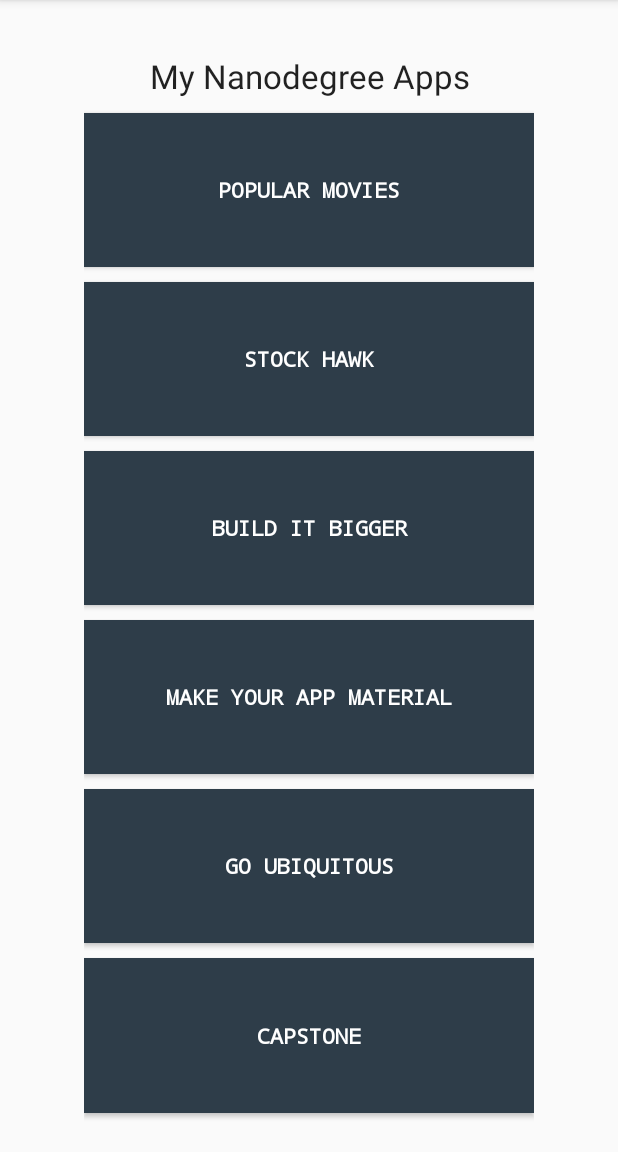
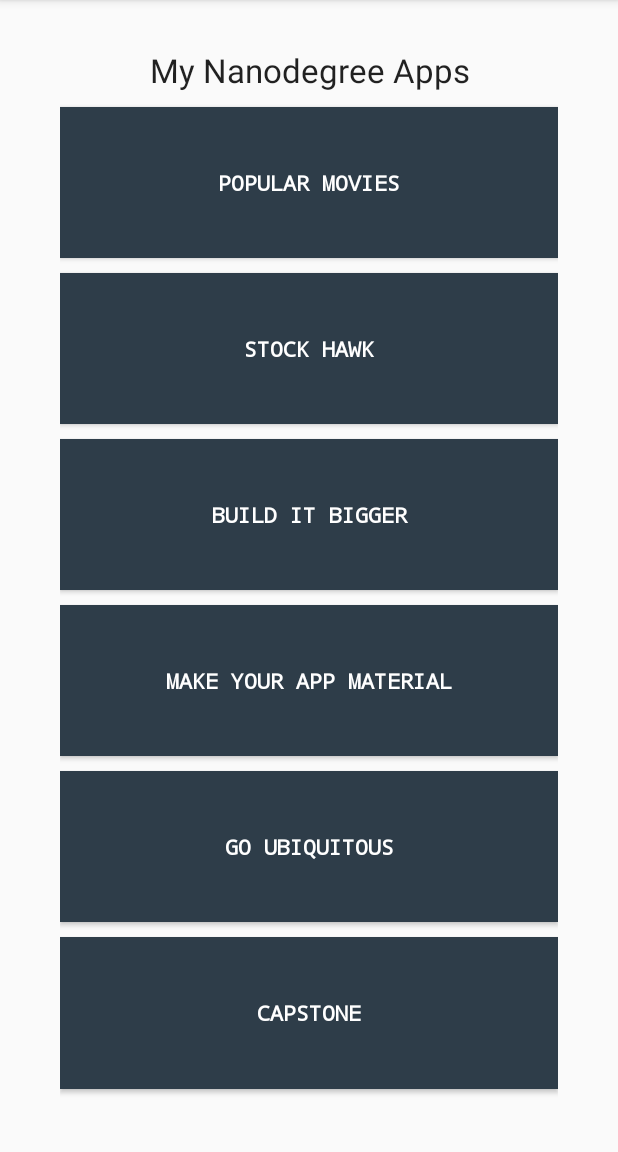
Before and after one commit to evaitl/UdacityP0, an Android app: the screen it shows after launch (MainActivity), on a phone screen of 412 x 824 dp, the part 84-1236 px from its top. Run offline under Robolectric (Android 15) with nearby library versions, the phone set to English and light mode, and no system bars.

Commit message:
Moved layout padding to dimens.xml
Also, got rid off useless RelativeLayout and put LinearLayout
as top element.

```diff
--- a/app/src/main/java/com/vaitls/p0/MainActivity.java
+++ b/app/src/main/java/com/vaitls/p0/MainActivity.java
@@ -8,7 +8,6 @@ import android.widget.Button;
 import android.widget.Toast;
 
 public class MainActivity extends AppCompatActivity {
-    private final String TAG="MainActivity";
     // We can't use an anonymous class in a loop, because the
     // variables would have to be final. Create our own private class.
     private class ToastListener implements View.OnClickListener {
--- a/app/src/main/res/layout/activity_main.xml
+++ b/app/src/main/res/layout/activity_main.xml
@@ -1,24 +1,16 @@
 <?xml version="1.0" encoding="utf-8"?>
-<RelativeLayout xmlns:android="http://schemas.android.com/apk/res/android"
-    xmlns:tools="http://schemas.android.com/tools"
-    android:layout_width="match_parent"
-    android:layout_height="match_parent"
-    android:paddingBottom="@dimen/activity_vertical_margin"
-    android:paddingLeft="@dimen/activity_horizontal_margin"
-    android:paddingRight="@dimen/activity_horizontal_margin"
-    android:paddingTop="@dimen/activity_vertical_margin"
-    tools:context="com.vaitls.p0.MainActivity">
-
 <LinearLayout
+    xmlns:android="http://schemas.android.com/apk/res/android"
     android:orientation="vertical"
     android:layout_width="match_parent"
     android:layout_height="match_parent"
     android:layout_alignParentTop="true"
     android:layout_centerHorizontal="true"
     android:layout_centerVertical="true"
-        android:layout_marginTop="20dp"
-        android:layout_marginLeft="40dp"
-        android:layout_marginRight="40dp">
+    android:layout_marginTop="@dimen/v_margin"
+    android:layout_marginLeft="@dimen/h_margin"
+    android:layout_marginRight="@dimen/h_margin"
+    android:layout_marginBottom="@dimen/v_margin">
 
 
     <TextView
@@ -62,4 +54,3 @@
         style="@style/ButtonStyle"/>
 
 </LinearLayout>
-</RelativeLayout>
--- a/app/src/main/res/values/dimens.xml
+++ b/app/src/main/res/values/dimens.xml
@@ -2,4 +2,7 @@
     <!-- Default screen margins, per the Android Design guidelines. -->
     <dimen name="activity_horizontal_margin">16dp</dimen>
     <dimen name="activity_vertical_margin">16dp</dimen>
+
+    <dimen name="h_margin">40dp</dimen>
+    <dimen name="v_margin">32dp</dimen>
 </resources>
```
Lines whose indentation alone changed are shown as unchanged.
